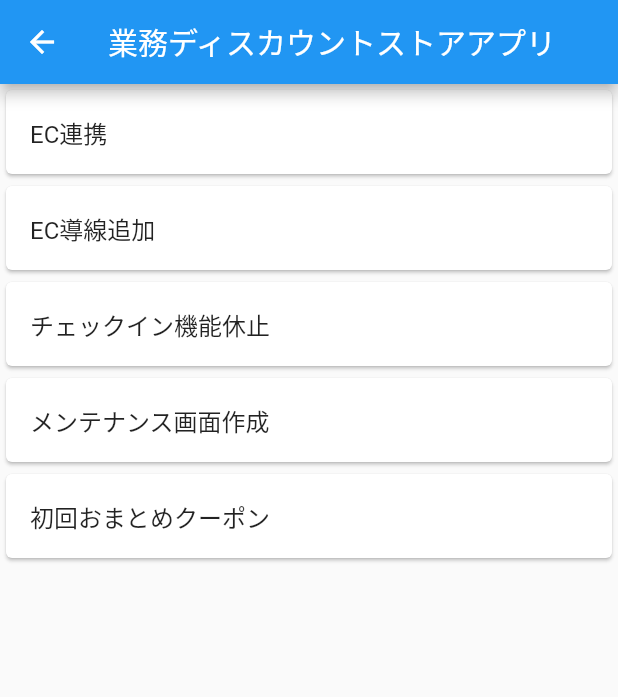
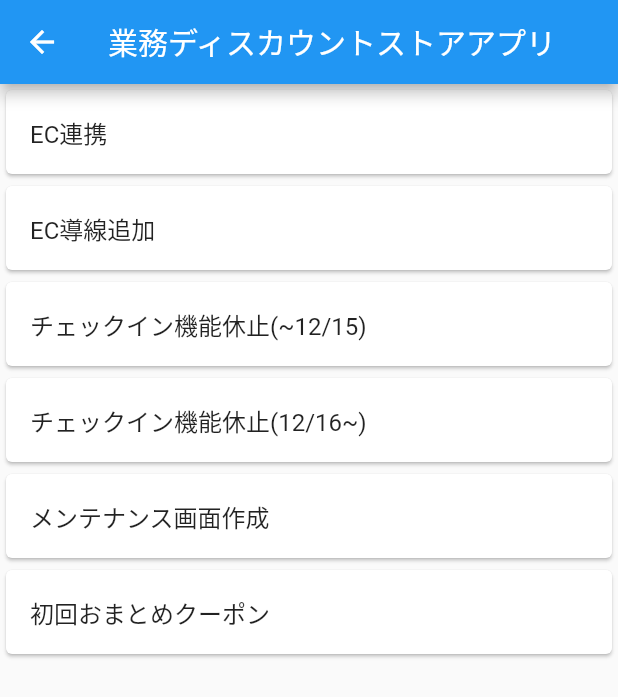
Before and after one commit to KYOHEI-jp/flutter_introduce_myself, a Flutter app: the screen it shows after launch, in the side drawer, after a tap on "業務ディスカウントストアアプリ", on a phone screen of 412 x 824 dp. Shown: the top 697 px of the screen. Run offline on Flutter 3.47's test engine with Material 2 defaults, Android fonts, the phone set to English and light mode, and no system bars; our stand-ins replace animated_text_kit, font_awesome_flutter; network calls fail.

Commit message:
業務ディスカウントストア

```diff
--- a/lib/projects/screens/discount_store_screens/discount_store_screen.dart
+++ b/lib/projects/screens/discount_store_screens/discount_store_screen.dart
@@ -21,9 +21,13 @@ class _DiscountStoreScreenState extends State<DiscountStoreScreen> {
     Works("EC連携", "WebのECサイトと端末の会員が別個の登録となっていたので、それぞれを連携させる処理を書く。","複数のAPI周りの処理、ECメンバーかどうかで遷移させる画面を変更させる、端末に保存したidや性別、生年月日などの暗号化など。また新旧サーバーが併存する期間があったため、それぞれのケアも行った。"),
     Works("EC導線追加", "hoge", ""),
     Works(
-        "チェックイン機能休止",
+        "チェックイン機能休止(~12/15)",
         "9月に配布してから2022/12/15までの間、チェックイン画面を開くと「チェックイン機能が休止」する旨のダイアログを出す。\n端末の日付を見て、ダイアログ表示から7日後に再度表示する。",
-        "Calendarクラスと日付操作"),
+        "Calendarクラスと日付の比較"),
+    Works(
+        "チェックイン機能休止(12/16~)",
+        "9月に配布してから2022/12/15までの間、チェックイン画面を開くと「チェックイン機能が休止」する旨のダイアログを出す。\n端末の日付を見て、ダイアログ表示から7日後に再度表示する。",
+        "特定の日付を指定して、今日がその日付を過ぎたかどうか"),
     Works(
         "メンテナンス画面作成",
         "APIからstatus codeで500を受け取った時にメンテナンス中です、と表示されている画面に遷移させる。いつまでメンテナンスかはAPIで受け取り、それをアプリで表示する。",
```
